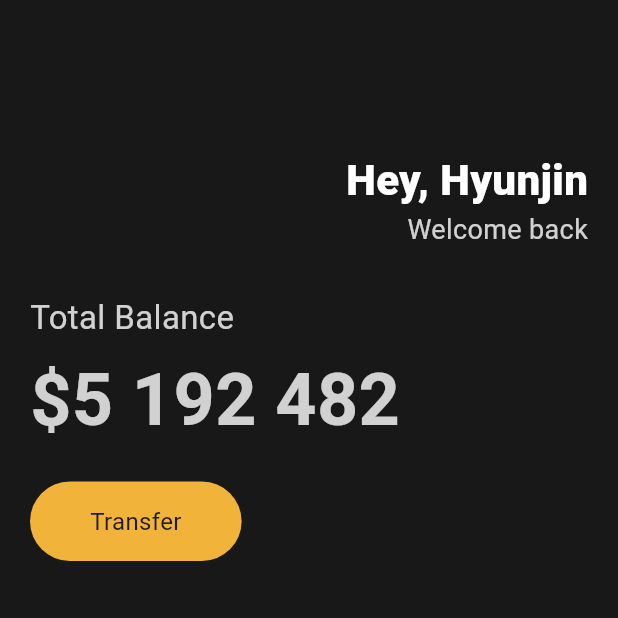
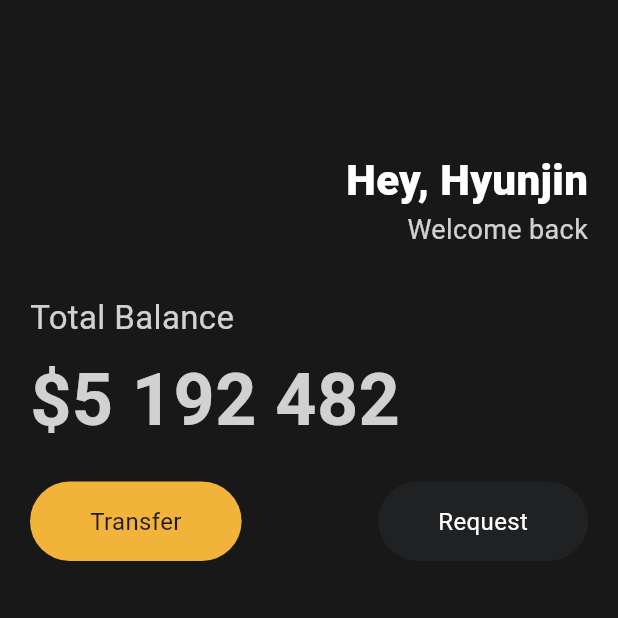
Before and after one commit to hulkcodeer/my_flutter_app, a Flutter app: the screen it shows after launch, on a phone screen of 412 x 824 dp, the top half of it. Run offline on Flutter 3.47's test engine with Material 3 defaults, Android fonts, the phone set to English and light mode, and no system bars.

Commit message:
:construction: 플루터 버튼 공통 위젯 생성

```diff
--- a/lib/main.dart
+++ b/lib/main.dart
@@ -1,7 +1,7 @@
 import 'package:flutter/material.dart';
 
 void main() {
-  runApp(App());
+  runApp(const App());
 }
 
 // 3가지 중에 하나는 무조건 상속받아야 한다.
@@ -15,13 +15,13 @@ class App extends StatelessWidget {
   Widget build(BuildContext context) {
     return MaterialApp(
       home: Scaffold(
-          backgroundColor: Color(0xFF181818),
+          backgroundColor: const Color(0xFF181818),
           body: Padding(
-            padding: EdgeInsets.all(20),
+            padding: const EdgeInsets.all(20),
             child: Column(
               crossAxisAlignment: CrossAxisAlignment.start,
               children: [
-                SizedBox(
+                const SizedBox(
                   height: 80,
                 ),
                 Row(
@@ -30,7 +30,7 @@ class App extends StatelessWidget {
                     Column(
                       crossAxisAlignment: CrossAxisAlignment.end,
                       children: [
-                        Text(
+                        const Text(
                           'Hey, Hyunjin',
                           style: TextStyle(
                               color: Colors.white,
@@ -47,7 +47,7 @@ class App extends StatelessWidget {
                     )
                   ],
                 ),
-                SizedBox(
+                const SizedBox(
                   height: 30,
                 ),
                 Text(
@@ -57,7 +57,7 @@ class App extends StatelessWidget {
                     color: Colors.white.withOpacity(0.8),
                   ),
                 ),
-                SizedBox(
+                const SizedBox(
                   height: 5,
                 ),
                 Text(
@@ -67,21 +67,35 @@ class App extends StatelessWidget {
                       color: Colors.white.withOpacity(0.8),
                       fontWeight: FontWeight.w600),
                 ),
-                SizedBox(
+                const SizedBox(
                   height: 20,
                 ),
                 Row(
+                  mainAxisAlignment: MainAxisAlignment.spaceBetween,
                   children: [
                     Container(
                       decoration: BoxDecoration(
-                          color: Color(0xFFF2B33A),
+                          color: const Color(0xFFF2B33A),
                           borderRadius: BorderRadius.circular(45)),
-                      child: Padding(
+                      child: const Padding(
                         padding:
                             EdgeInsets.symmetric(vertical: 15, horizontal: 40),
                         child: Text(
                           'Transfer',
                           style: TextStyle(fontSize: 16),
+                        ),
+                      ),
+                    ),
+                    Container(
+                      decoration: BoxDecoration(
+                          color: const Color(0xFF1F2123),
+                          borderRadius: BorderRadius.circular(45)),
+                      child: const Padding(
+                        padding:
+                            EdgeInsets.symmetric(vertical: 15, horizontal: 40),
+                        child: Text(
+                          'Request',
+                          style: TextStyle(fontSize: 16, color: Colors.white),
                         ),
                       ),
                     ),
```
Also changed, not shown: lib/widgets/button.dart (added, +31 -0 lines).
